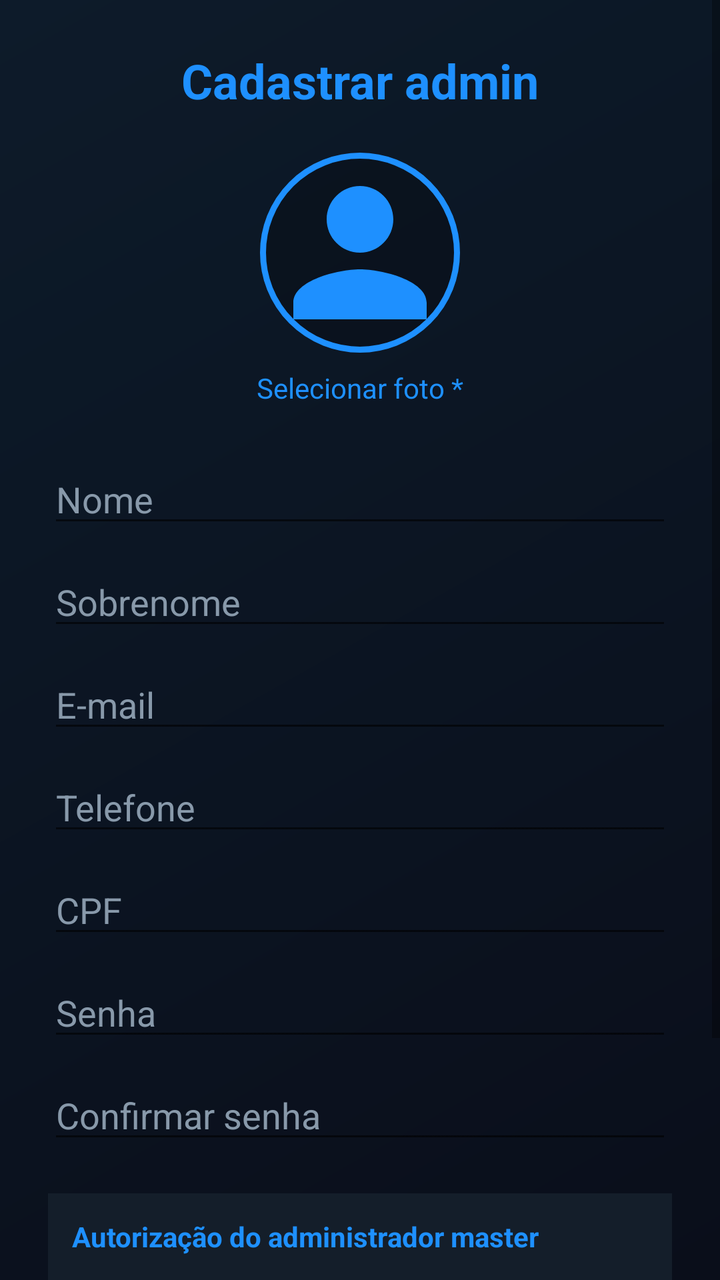
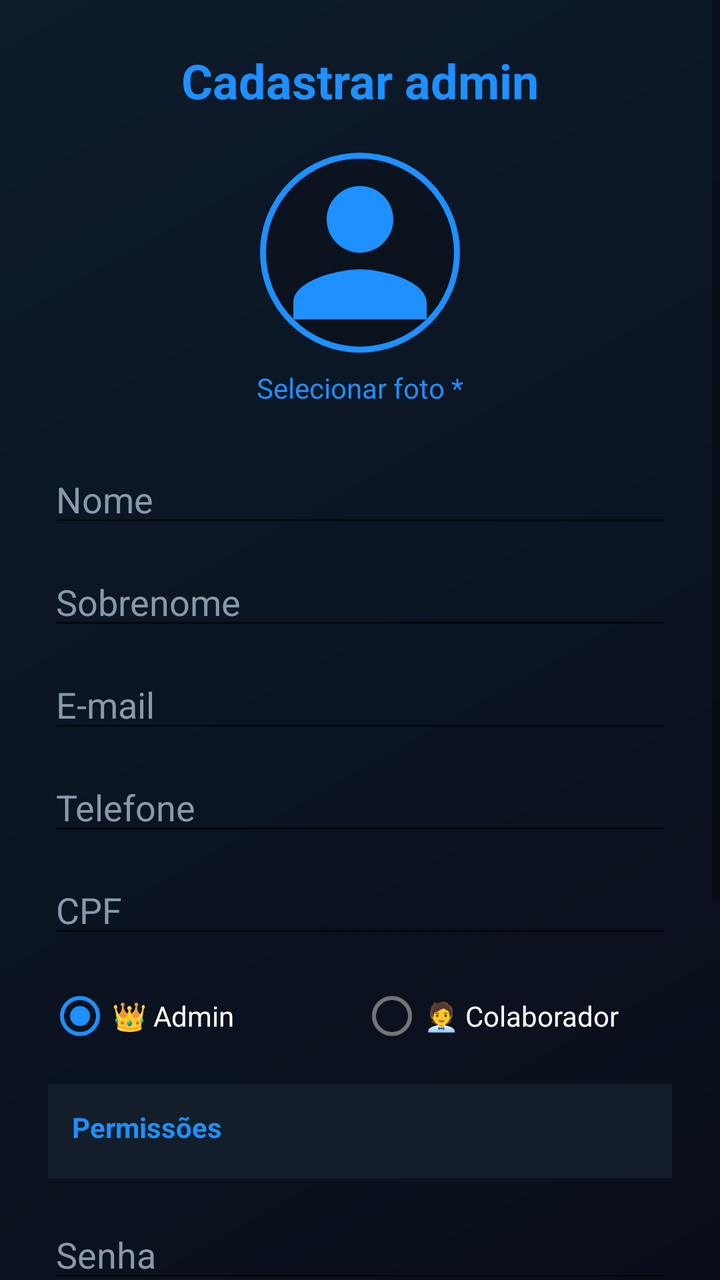

The first picture is an Android layout as it rendered before a commit; the second is the same layout after the commit. The layout source and the unified diff follow.
<!-- AndroidManifest.xml: application theme Theme.Caronas -->
<!-- res/layout/activity_cadastro_admin_caronas.xml -->
<?xml version="1.0" encoding="utf-8"?>
<ScrollView xmlns:android="http://schemas.android.com/apk/res/android"
    android:id="@+id/scrollRoot"
    android:layout_width="match_parent"
    android:layout_height="match_parent"
    android:clipToPadding="false"
    android:background="@drawable/bg_fundo_caronas">

    <LinearLayout
        android:layout_width="match_parent"
        android:layout_height="wrap_content"
        android:orientation="vertical"
        android:padding="24dp">

        <TextView
            android:id="@+id/tvTituloCadastroAdmin"
            android:layout_width="wrap_content"
            android:layout_height="wrap_content"
            android:text="@string/admin_cadastro_titulo"
            android:textColor="#1E90FF"
            android:textSize="24sp"
            android:textStyle="bold"
            android:layout_gravity="center"
            android:layout_marginBottom="20dp" />

        <ImageView
            android:contentDescription="@string/cd_foto_perfil"
            android:id="@+id/ivFotoAdmin"
            android:layout_width="100dp"
            android:layout_height="100dp"
            android:layout_gravity="center"
            android:src="@drawable/ic_person_default"
            android:scaleType="centerCrop"
            android:background="@drawable/borda_circular_azul" />

        <TextView
            android:id="@+id/tvSelecionarFotoAdmin"
            android:layout_width="wrap_content"
            android:layout_height="wrap_content"
            android:layout_gravity="center"
            android:text="@string/admin_cadastro_selecionar_foto"
            android:textColor="#1E90FF"
            android:padding="8dp"
            android:clickable="true"
            android:focusable="true"
            android:layout_marginBottom="16dp" />

        <EditText
            android:id="@+id/etNome"
            android:layout_width="match_parent"
            android:layout_height="wrap_content"
            android:hint="@string/admin_cadastro_nome_hint"
            android:textColor="#FFFFFF"
            android:textColorHint="#8899AA"
            android:inputType="textPersonName"
            android:layout_marginBottom="10dp" />

        <EditText
            android:id="@+id/etSobrenome"
            android:layout_width="match_parent"
            android:layout_height="wrap_content"
            android:hint="@string/admin_cadastro_sobrenome_hint"
            android:textColor="#FFFFFF"
            android:textColorHint="#8899AA"
            android:inputType="textPersonName"
            android:layout_marginBottom="10dp" />

        <EditText
            android:id="@+id/etEmailAdmin"
            android:layout_width="match_parent"
            android:layout_height="wrap_content"
            android:hint="@string/cadastro_email"
            android:textColor="#FFFFFF"
            android:textColorHint="#8899AA"
            android:inputType="textEmailAddress"
            android:layout_marginBottom="10dp" />

        <EditText
            android:id="@+id/etTelefoneAdmin"
            android:layout_width="match_parent"
            android:layout_height="wrap_content"
            android:hint="@string/cadastro_telefone"
            android:textColor="#FFFFFF"
            android:textColorHint="#8899AA"
            android:inputType="phone"
            android:layout_marginBottom="10dp" />

        <EditText
            android:id="@+id/etCpfAdmin"
            android:layout_width="match_parent"
            android:layout_height="wrap_content"
            android:hint="@string/admin_cadastro_cpf_hint"
            android:textColor="#FFFFFF"
            android:textColorHint="#8899AA"
            android:inputType="number"
            android:layout_marginBottom="10dp" />

        <LinearLayout
            android:id="@+id/layoutSenhaAdmin"
            android:layout_width="match_parent"
            android:layout_height="wrap_content"
            android:orientation="vertical">

            <EditText
                android:id="@+id/etSenhaAdmin"
                android:layout_width="match_parent"
                android:layout_height="wrap_content"
                android:hint="@string/cadastro_senha"
                android:textColor="#FFFFFF"
                android:textColorHint="#8899AA"
                android:inputType="textPassword"
                android:layout_marginBottom="10dp" />

            <EditText
                android:id="@+id/etConfirmarSenhaAdmin"
                android:layout_width="match_parent"
                android:layout_height="wrap_content"
                android:hint="@string/cadastro_confirmar_senha"
                android:textColor="#FFFFFF"
                android:textColorHint="#8899AA"
                android:inputType="textPassword"
                android:layout_marginBottom="20dp" />

        </LinearLayout>

        <LinearLayout
            android:layout_width="match_parent"
            android:layout_height="wrap_content"
            android:orientation="vertical"
            android:background="#141E2A"
            android:padding="12dp"
            android:layout_marginBottom="16dp">

            <TextView
                android:layout_width="wrap_content"
                android:layout_height="wrap_content"
                android:text="@string/admin_cadastro_autorizacao_titulo"
                android:textColor="#1E90FF"
                android:textStyle="bold"
                android:layout_marginBottom="8dp" />

            <EditText
                android:id="@+id/etSenhaMaster"
                android:layout_width="match_parent"
                android:layout_height="wrap_content"
                android:hint="@string/admin_cadastro_senha_autorizacao_hint"
                android:textColor="#FFFFFF"
                android:textColorHint="#8899AA"
                android:inputType="textPassword" />

        </LinearLayout>

        <Button
            android:id="@+id/btnCadastrarAdmin"
            android:layout_width="match_parent"
            android:layout_height="wrap_content"
            android:text="@string/admin_cadastro_botao"
            android:textColor="#FFFFFF"
            android:textStyle="bold"
            android:background="@drawable/botao_azul_neon"
            android:layout_marginBottom="12dp" />

        <Button
            android:id="@+id/btnExcluirAdmin"
            android:layout_width="match_parent"
            android:layout_height="wrap_content"
            android:text="@string/admin_editar_excluir_botao"
            android:textColor="#FFFFFF"
            android:textStyle="bold"
            android:background="#D32F2F"
            android:visibility="gone"
            android:layout_marginBottom="16dp" />

        <ProgressBar
            android:id="@+id/progressBar"
            android:layout_width="wrap_content"
            android:layout_height="wrap_content"
            android:layout_gravity="center"
            android:visibility="gone" />

    </LinearLayout>
</ScrollView>
<!-- resources referenced by this layout -->
<resources>
  <!-- drawable bg_fundo_caronas (drawable) -->
  <?xml version="1.0" encoding="utf-8"?>
  <shape xmlns:android="http://schemas.android.com/apk/res/android">
      <gradient
          android:startColor="#0A0E1A"
          android:endColor="#0D1B2A"
          android:angle="135" />
  </shape>
  <!-- drawable borda_circular_azul (drawable) -->
  <?xml version="1.0" encoding="utf-8"?>
  <shape xmlns:android="http://schemas.android.com/apk/res/android"
      android:shape="oval">
      <stroke
          android:width="3dp"
          android:color="#1E90FF" />
      <solid android:color="#33000000" />
  </shape>
  <!-- drawable botao_azul_neon (drawable) -->
  <?xml version="1.0" encoding="utf-8"?>
  <shape xmlns:android="http://schemas.android.com/apk/res/android">
      <solid android:color="#1E90FF" />
      <corners android:radius="25dp" />
      <stroke android:width="2dp" android:color="#66C7FF" />
      <padding android:left="16dp" android:right="16dp" android:top="12dp" android:bottom="12dp" />
  </shape>
  <!-- drawable ic_person_default (drawable) -->
  <?xml version="1.0" encoding="utf-8"?>
  <vector xmlns:android="http://schemas.android.com/apk/res/android"
      android:width="80dp"
      android:height="80dp"
      android:viewportWidth="24"
      android:viewportHeight="24">
      <path
          android:fillColor="#1E90FF"
          android:pathData="M12,12c2.21,0 4,-1.79 4,-4s-1.79,-4 -4,-4 -4,1.79 -4,4 1.79,4 4,4zM12,14c-2.67,0 -8,1.34 -8,4v2h16v-2c0,-2.66 -5.33,-4 -8,-4z"/>
  </vector>
  <string name="admin_cadastro_autorizacao_titulo">Autorização do administrador master</string>
  <string name="admin_cadastro_botao">Cadastrar</string>
  <string name="admin_cadastro_cpf_hint">CPF</string>
  <string name="admin_cadastro_nome_hint">Nome</string>
  <string name="admin_cadastro_selecionar_foto">Selecionar foto *</string>
  <string name="admin_cadastro_senha_autorizacao_hint">Senha do administrador master</string>
  <string name="admin_cadastro_sobrenome_hint">Sobrenome</string>
  <string name="admin_cadastro_titulo">Cadastrar admin</string>
  <string name="admin_editar_excluir_botao">Excluir Cadastro de Admin</string>
  <string name="cadastro_confirmar_senha">Confirmar senha</string>
  <string name="cadastro_email">E-mail</string>
  <string name="cadastro_senha">Senha</string>
  <string name="cadastro_telefone">Telefone</string>
  <string name="cd_foto_perfil">Foto de perfil</string>
  <style name="Theme.Caronas" parent="Theme.MaterialComponents.DayNight.NoActionBar">
          <item name="colorPrimary">@color/azul_neon</item>
          <item name="colorPrimaryVariant">@color/azul_neon_escuro</item>
          <item name="colorOnPrimary">@color/white</item>
          <item name="colorSecondary">@color/azul_neon</item>
          <item name="colorSecondaryVariant">@color/azul_neon_escuro</item>
          <item name="colorOnSecondary">@color/white</item>
          <item name="android:statusBarColor">@color/fundo_escuro</item>
          <item name="android:windowBackground">@color/fundo_escuro</item>
      </style>
  <color name="azul_neon">#1E90FF</color>
  <color name="azul_neon_escuro">#0D47A1</color>
  <color name="white">#FFFFFFFF</color>
  <color name="fundo_escuro">#0A0E1A</color>
</resources>

<!-- the commit's change to res/layout/activity_cadastro_admin_caronas.xml (unified diff, before → after) -->
@@ -95,33 +95,31 @@
             android:inputType="number"
             android:layout_marginBottom="10dp" />
 
-        <LinearLayout
-            android:id="@+id/layoutSenhaAdmin"
-            android:layout_width="match_parent"
-            android:layout_height="wrap_content"
-            android:orientation="vertical">
-
-            <EditText
-                android:id="@+id/etSenhaAdmin"
-                android:layout_width="match_parent"
-                android:layout_height="wrap_content"
-                android:hint="@string/cadastro_senha"
-                android:textColor="#FFFFFF"
-                android:textColorHint="#8899AA"
-                android:inputType="textPassword"
-                android:layout_marginBottom="10dp" />
-
-            <EditText
-                android:id="@+id/etConfirmarSenhaAdmin"
-                android:layout_width="match_parent"
-                android:layout_height="wrap_content"
-                android:hint="@string/cadastro_confirmar_senha"
-                android:textColor="#FFFFFF"
-                android:textColorHint="#8899AA"
-                android:inputType="textPassword"
-                android:layout_marginBottom="20dp" />
-
-        </LinearLayout>
+        <RadioGroup
+            android:id="@+id/radioGroupPapelAdmin"
+            android:layout_width="match_parent"
+            android:layout_height="wrap_content"
+            android:orientation="horizontal"
+            android:layout_marginBottom="10dp">
+
+            <RadioButton
+                android:id="@+id/radioPapelAdmin"
+                android:layout_width="0dp"
+                android:layout_height="wrap_content"
+                android:layout_weight="1"
+                android:text="@string/admin_papel_admin"
+                android:textColor="#FFFFFF"
+                android:checked="true" />
+
+            <RadioButton
+                android:id="@+id/radioPapelColaborador"
+                android:layout_width="0dp"
+                android:layout_height="wrap_content"
+                android:layout_weight="1"
+                android:text="@string/admin_papel_colaborador"
+                android:textColor="#FFFFFF" />
+
+        </RadioGroup>
 
         <LinearLayout
             android:layout_width="match_parent"
@@ -134,6 +132,59 @@
             <TextView
                 android:layout_width="wrap_content"
                 android:layout_height="wrap_content"
+                android:text="@string/admin_permissoes_titulo"
+                android:textColor="#1E90FF"
+                android:textStyle="bold"
+                android:layout_marginBottom="4dp" />
+
+            
+            <LinearLayout
+                android:id="@+id/containerPermissoesAdmin"
+                android:layout_width="match_parent"
+                android:layout_height="wrap_content"
+                android:orientation="vertical" />
+
+        </LinearLayout>
+
+        <LinearLayout
+            android:id="@+id/layoutSenhaAdmin"
+            android:layout_width="match_parent"
+            android:layout_height="wrap_content"
+            android:orientation="vertical">
+
+            <EditText
+                android:id="@+id/etSenhaAdmin"
+                android:layout_width="match_parent"
+                android:layout_height="wrap_content"
+                android:hint="@string/cadastro_senha"
+                android:textColor="#FFFFFF"
+                android:textColorHint="#8899AA"
+                android:inputType="textPassword"
+                android:layout_marginBottom="10dp" />
+
+            <EditText
+                android:id="@+id/etConfirmarSenhaAdmin"
+                android:layout_width="match_parent"
+                android:layout_height="wrap_content"
+                android:hint="@string/cadastro_confirmar_senha"
+                android:textColor="#FFFFFF"
+                android:textColorHint="#8899AA"
+                android:inputType="textPassword"
+                android:layout_marginBottom="20dp" />
+
+        </LinearLayout>
+
+        <LinearLayout
+            android:layout_width="match_parent"
+            android:layout_height="wrap_content"
+            android:orientation="vertical"
+            android:background="#141E2A"
+            android:padding="12dp"
+            android:layout_marginBottom="16dp">
+
+            <TextView
+                android:layout_width="wrap_content"
+                android:layout_height="wrap_content"
                 android:text="@string/admin_cadastro_autorizacao_titulo"
                 android:textColor="#1E90FF"
                 android:textStyle="bold"
<!-- resource entries referenced after the edit -->
@@ -45,6 +45,9 @@
   <string name="admin_cadastro_sobrenome_hint">Sobrenome</string>
   <string name="admin_cadastro_titulo">Cadastrar admin</string>
   <string name="admin_editar_excluir_botao">Excluir Cadastro de Admin</string>
+  <string name="admin_papel_admin">👑 Admin</string>
+  <string name="admin_papel_colaborador">🧑‍💼 Colaborador</string>
+  <string name="admin_permissoes_titulo">Permissões</string>
   <string name="cadastro_confirmar_senha">Confirmar senha</string>
   <string name="cadastro_email">E-mail</string>
   <string name="cadastro_senha">Senha</string>
